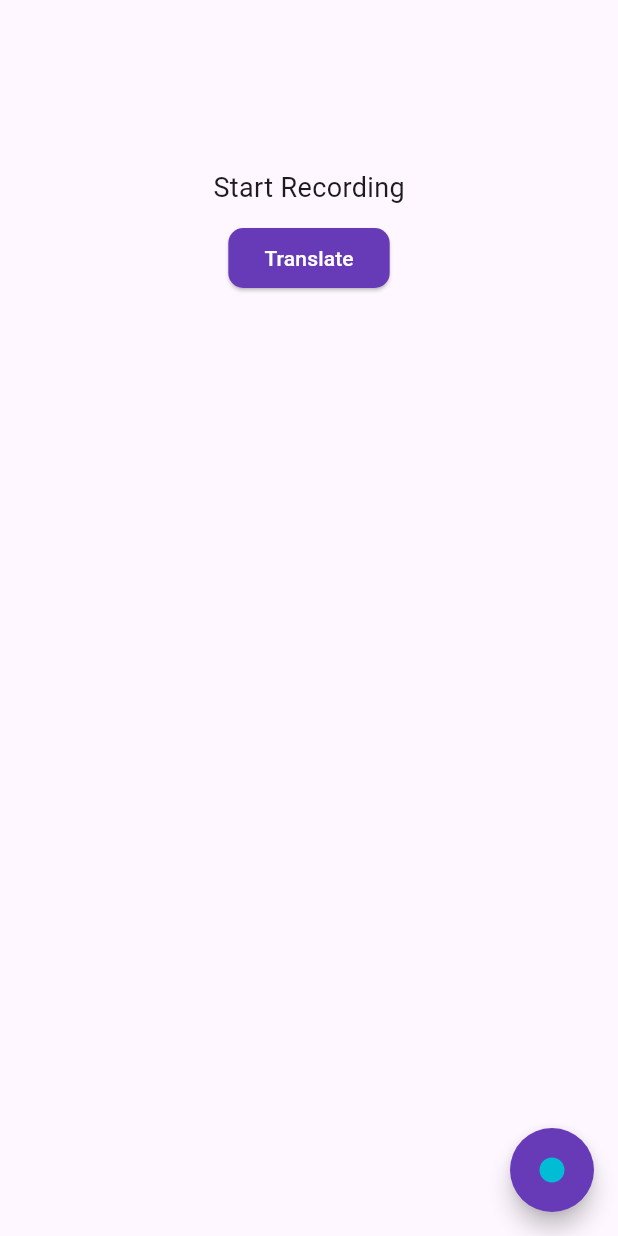
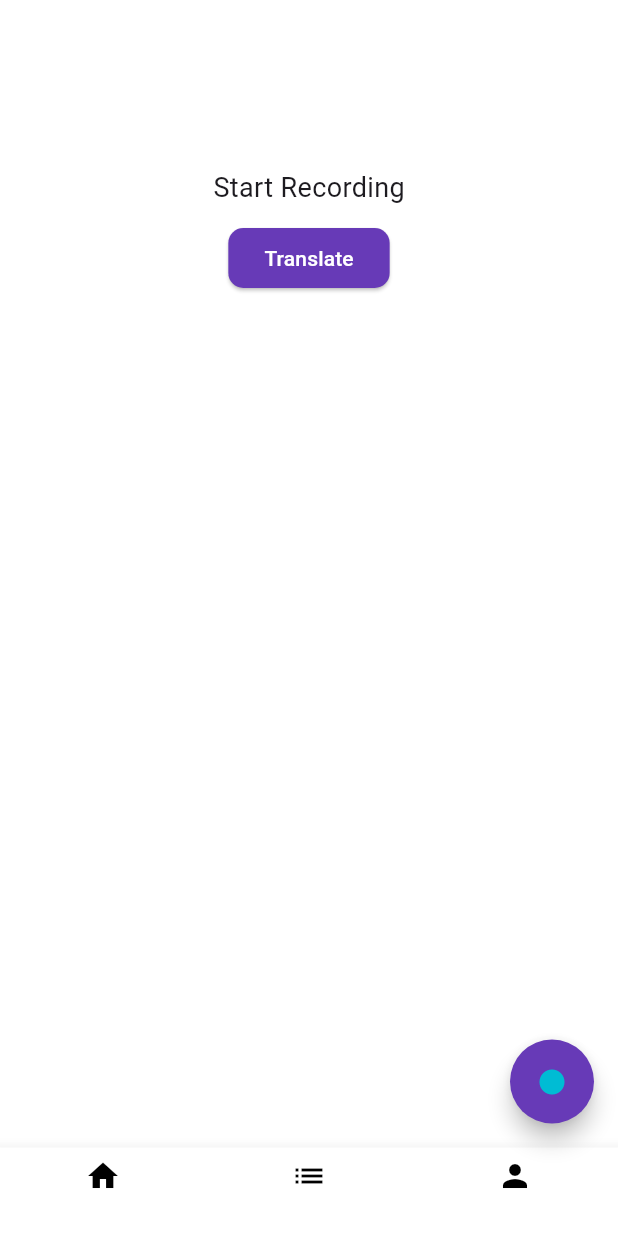
Before and after one commit to mianhunainhamza/voice_rec_flutter, a Flutter app: the screen it shows after launch, on a phone screen of 412 x 824 dp. Run offline on Flutter 3.47's test engine with Material 3 defaults, Android fonts, the phone set to English and light mode, and no system bars; our stand-ins replace audioplayers, percent_indicator, permission_handler, speech_to_text; missing offline and left inert: flutter_sound.

Commit message:
added bottom navigation

```diff
--- a/lib/view/homapage.dart
+++ b/lib/view/homapage.dart
@@ -9,6 +9,7 @@ import 'package:permission_handler/permission_handler.dart';
 import 'package:speech_to_text/speech_to_text.dart';
 import 'package:path_provider/path_provider.dart';
 import 'package:voice_rec_flutter/model/audio.dart';
+import 'package:voice_rec_flutter/widgets/bottom_navigation_bar.dart';
 import 'package:voice_rec_flutter/widgets/spoken_words.dart';
 
 class Homepage extends StatefulWidget {
@@ -167,7 +168,10 @@ class _HomepageState extends State<Homepage> {
   @override
   Widget build(BuildContext context) {
     return Scaffold(
-      appBar: AppBar(),
+      backgroundColor: Colors.white,
+      appBar: AppBar(
+        backgroundColor: Colors.white,
+      ),
       body: SingleChildScrollView(
         child: Center(
           child: Column(
@@ -266,6 +270,7 @@ class _HomepageState extends State<Homepage> {
           ),
         ),
       ),
+      bottomNavigationBar: const MyBottomNavigationBar(),
       floatingActionButton: FloatingActionButton(
         backgroundColor: Colors.deepPurple,
         onPressed: () async {
--- /dev/null
+++ b/lib/widgets/bottom_navigation_bar.dart
@@ -0,0 +1,35 @@
+import 'package:flutter/material.dart';
+
+class MyBottomNavigationBar extends StatelessWidget {
+  const MyBottomNavigationBar({super.key});
+
+  @override
+  Widget build(BuildContext context) {
+    return BottomNavigationBar(
+      backgroundColor: Colors.white,
+      items: const [
+        BottomNavigationBarItem(
+          icon: Icon(
+            Icons.home,
+            color: Colors.black,
+          ),
+          label: "",
+        ),
+        BottomNavigationBarItem(
+          icon: Icon(
+            Icons.list,
+            color: Colors.black,
+          ),
+          label: "",
+        ),
+        BottomNavigationBarItem(
+          icon: Icon(
+            Icons.person,
+            color: Colors.black,
+          ),
+          label: "",
+        ),
+      ],
+    );
+  }
+}
```
